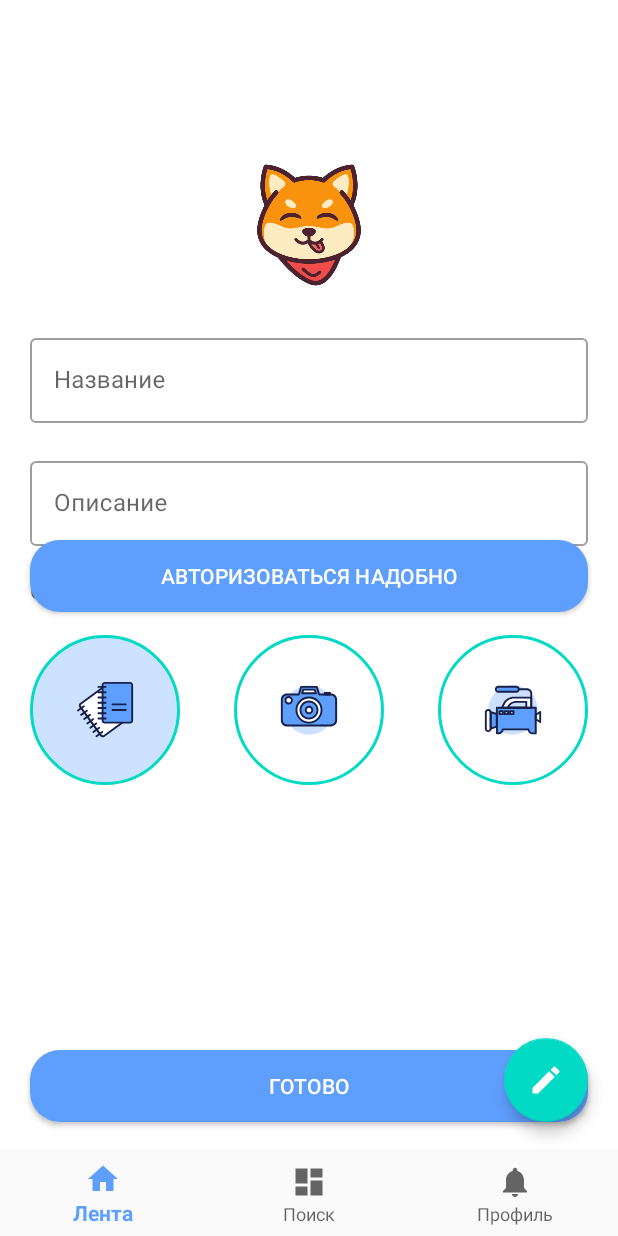
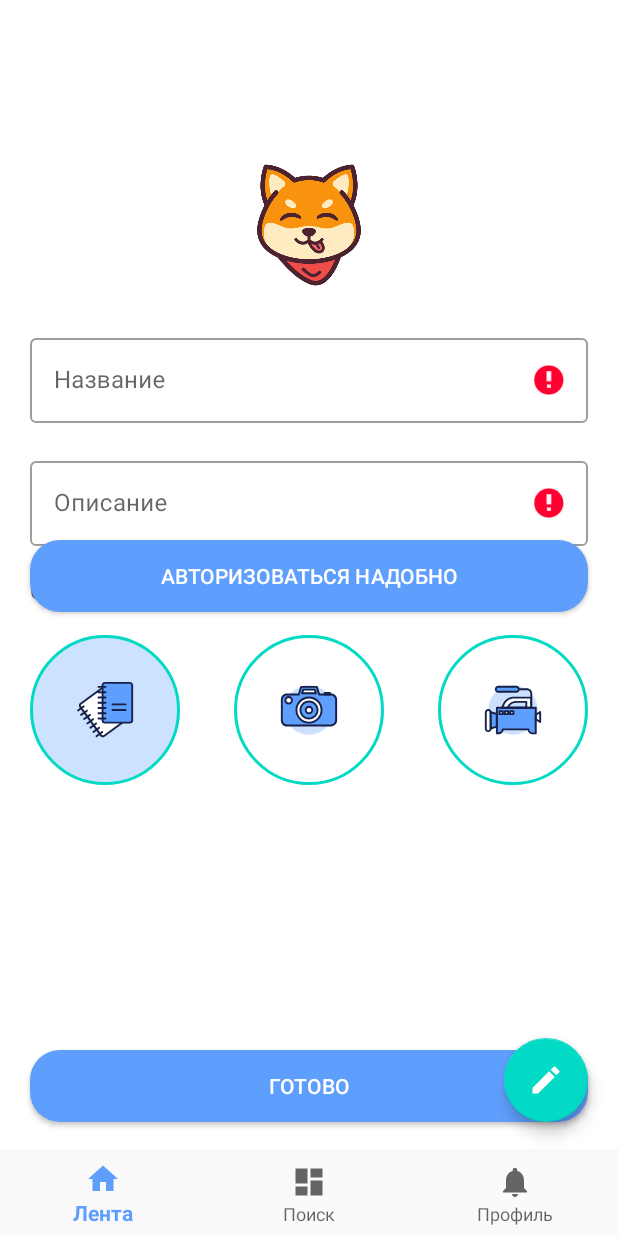
Before and after one commit to noname-unicorn/community-challenge-android, an Android app: the fragment CreateChallengeFragment placed in its activity, after a tap on an icon or button, on a phone screen of 412 x 824 dp. Run offline under Robolectric (Android 15) with nearby library versions, the phone set to English and light mode, and no system bars; our stand-ins replace Firebase (no records; nobody signed in at launch, a user with empty details on screens opened directly), navigation-ui; 1 other tap on this screen came first.

Commit message:
Challenge creation page
-add warnings for empty fields
-add challenge creation in firebase db + logging

```diff
--- a/app/build.gradle
+++ b/app/build.gradle
@@ -54,6 +54,7 @@ dependencies {
 	implementation 'androidx.navigation:navigation-ui-ktx:2.2.2'
 	implementation 'com.google.firebase:firebase-analytics:17.4.2'
 	implementation 'com.google.firebase:firebase-auth-ktx:19.3.1'
+	implementation 'com.google.firebase:firebase-firestore-ktx:21.4.3'
 	implementation 'com.google.android.material:material:1.1.0'
 	testImplementation 'junit:junit:4.12'
 	androidTestImplementation 'androidx.test.ext:junit:1.1.1'
--- a/app/src/main/java/com/miwas/togellenge/ui/fragments/CreateChallengeFragment.kt
+++ b/app/src/main/java/com/miwas/togellenge/ui/fragments/CreateChallengeFragment.kt
@@ -2,12 +2,23 @@ package com.miwas.togellenge.ui.fragments
 
 import android.content.Context
 import android.os.Bundle
+import android.util.Log
 import android.view.LayoutInflater
 import android.view.View
+import android.view.View.GONE
+import android.view.View.VISIBLE
 import android.view.ViewGroup
+import android.widget.Button
 import android.widget.ImageButton
+import android.widget.TextView
 import androidx.fragment.app.Fragment
 import com.google.android.material.textfield.TextInputEditText
+import com.google.firebase.auth.FirebaseAuth
+import com.google.firebase.auth.ktx.auth
+import com.google.firebase.firestore.FirebaseFirestore
+import com.google.firebase.Timestamp
+import com.google.firebase.firestore.ktx.firestore
+import com.google.firebase.ktx.Firebase
 import com.miwas.togellenge.R
 
 class CreateChallengeFragment : Fragment() {
@@ -16,12 +27,21 @@ class CreateChallengeFragment : Fragment() {
 	private lateinit var photoWayButton: ImageButton
 	private lateinit var videoWayButton: ImageButton
 
+	private lateinit var readyButton: Button
+
 	private lateinit var titleTextInput: TextInputEditText
 	private lateinit var descriptionEditText: TextInputEditText
+
+	private lateinit var confirmationWayWarning: TextView
+
+	private lateinit var dataBaseFirebase: FirebaseFirestore
+	private lateinit var fireBaseAuth: FirebaseAuth
 
 	private var selectedWay = -1
 
 	private lateinit var wayButtons: Array<Pair<Int, ImageButton>>
+
+	private val waysOfConfirmation = arrayOf("text", "photo", "video")
 
 	override fun onCreateView(
 		inflater: LayoutInflater,
@@ -34,6 +54,9 @@ class CreateChallengeFragment : Fragment() {
 		videoWayButton = root.findViewById(R.id.video_way_button)
 		titleTextInput = root.findViewById(R.id.title_edit_text)
 		descriptionEditText = root.findViewById(R.id.description_edit_text)
+		confirmationWayWarning = root.findViewById(R.id.confirmation_way_warning)
+
+		readyButton = root.findViewById(R.id.ready_button)
 		wayButtons = arrayOf(Pair(0, textWayButton), Pair(1, photoWayButton), Pair(2, videoWayButton))
 		textWayButton.setOnClickListener {
 			changeActiveButton(0, root.context)
@@ -47,10 +70,22 @@ class CreateChallengeFragment : Fragment() {
 			changeActiveButton(2, root.context)
 		}
 
+		readyButton.setOnClickListener {
+			if (!checkFields()) {
+				addChallenge(titleTextInput.text.toString(), descriptionEditText.text.toString())
+			}
+		}
+
+		dataBaseFirebase = Firebase.firestore
+		fireBaseAuth = Firebase.auth
+
 		return root
 	}
 
 	private fun changeActiveButton(selectedWayNumber: Int, context: Context) {
+		selectedWay = selectedWayNumber
+		confirmationWayWarning.visibility = GONE
+
 		wayButtons.forEach { button ->
 			if (button.first == selectedWayNumber) {
 				button.second.background = context.getDrawable(R.drawable.circle_button_active)
@@ -59,4 +94,47 @@ class CreateChallengeFragment : Fragment() {
 			}
 		}
 	}
+
+	private fun addChallenge(name: String, description: String) {
+
+		val challenge = hashMapOf(
+			"date" to Timestamp.now(),
+			"accept_method" to waysOfConfirmation[selectedWay],
+			"description" to description,
+			"author" to fireBaseAuth.currentUser?.uid,
+			"name" to name,
+			"participants" to listOf("kjdnfskmdl", "jhfdgnfdj", "qwerty")
+		)
+
+		dataBaseFirebase.collection("challenges")
+			.add(challenge)
+			.addOnSuccessListener { documentReference ->
+				Log.d("DB", "DocumentSnapshot added with ID: ${documentReference.id}")
+			}
+			.addOnFailureListener { e ->
+				Log.w("DB", "Error adding document", e)
+			}
+
+	}
+
+	private fun checkFields(): Boolean {
+		var isInErrorState = false
+
+		if (titleTextInput.text.isNullOrEmpty()) {
+			titleTextInput.error = "Введите название"
+			isInErrorState = true
+		}
+
+		if (descriptionEditText.text.isNullOrEmpty()) {
+			descriptionEditText.error = "Введите описание"
+			isInErrorState = true
+		}
+
+		if (selectedWay == -1) {
+			confirmationWayWarning.visibility = VISIBLE
+			isInErrorState = true
+		}
+
+		return isInErrorState
+	}
 }
--- a/app/src/main/res/layout/fragment_create_challenge.xml
+++ b/app/src/main/res/layout/fragment_create_challenge.xml
@@ -126,4 +126,18 @@
 		app:layout_constraintTop_toTopOf="parent"
 		/>
 
+	<TextView
+		android:id="@+id/confirmation_way_warning"
+		android:layout_width="match_parent"
+		android:layout_height="wrap_content"
+		android:layout_margin="20dp"
+		android:gravity="center"
+		android:text="@string/confirmation_way_warning"
+		android:textColor="#ff0000"
+		android:visibility="gone"
+		app:layout_constraintEnd_toEndOf="parent"
+		app:layout_constraintStart_toStartOf="parent"
+		app:layout_constraintTop_toBottomOf="@+id/photo_way_button"
+		/>
+
 </androidx.constraintlayout.widget.ConstraintLayout>
--- a/app/src/main/res/values/strings.xml
+++ b/app/src/main/res/values/strings.xml
@@ -13,4 +13,5 @@
 	<string name="ready">Готово</string>
 	<string name="chellenge_title">Название</string>
 	<string name="challenge_description">Описание</string>
+	<string name="confirmation_way_warning">Необходимо выбрать способ подтверждения выполнения челленджа</string>
 </resources>
```
